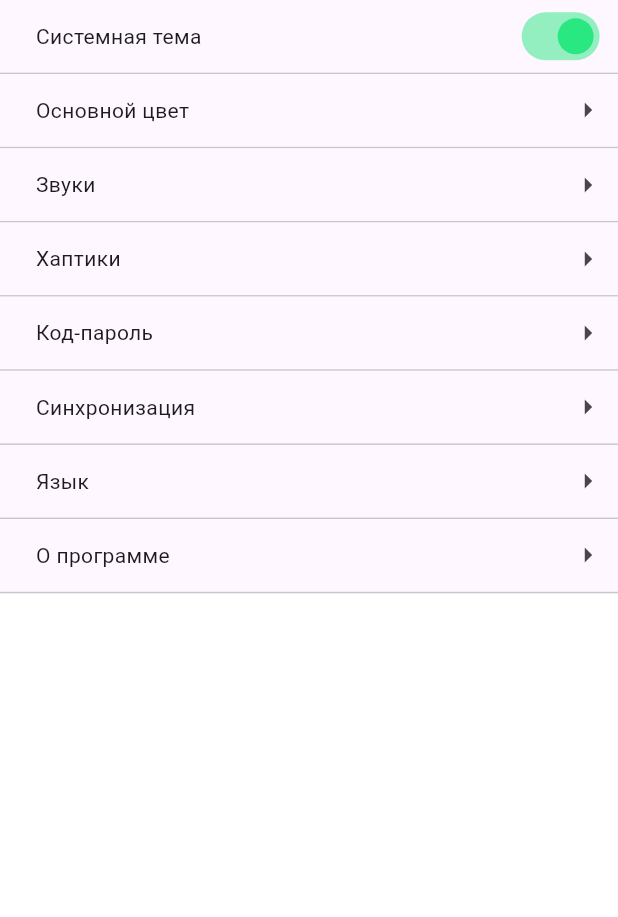
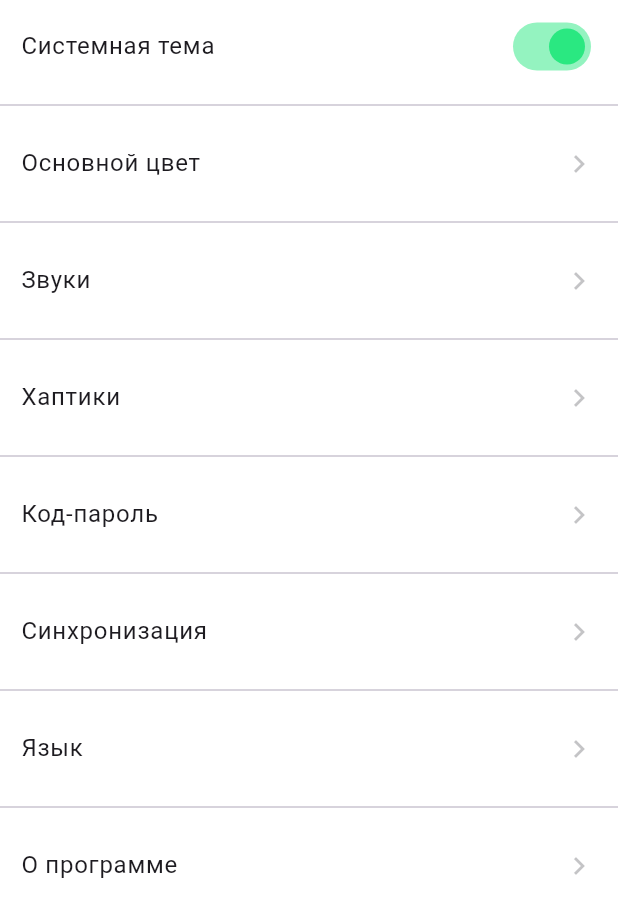
Before and after one commit to idenMsc/Yandex_shmr, a Flutter app: the SettingsScreen screen opened directly, on a phone screen of 412 x 824 dp. Shown: the top 917 px of the screen. Run offline on Flutter 3.47's test engine with Material 3 defaults, Android fonts, the phone set to English and light mode, and no system bars; our stand-ins replace bloc, dartz, dio, drift, equatable, fl_chart and 6 more; missing offline and left inert: worker_manager; accounts and stored records are empty; generated files the repository leaves out were written again; network calls fail.

Commit message:
settings_screen_listView

```diff
--- a/lib/core/utils/constants.dart
+++ b/lib/core/utils/constants.dart
@@ -1,7 +1,7 @@
 import 'package:flutter/material.dart';
 
 const baseUrl = 'https://shmr-finance.ru/api/v1';
-const token = '';
+const token = 'QAv0gBBhHLwYXHZBDt4MR6Kr';
 
 // Цвета
 class AppColors {
--- a/lib/features/settings/settings_screen.dart
+++ b/lib/features/settings/settings_screen.dart
@@ -1,9 +1,8 @@
 import 'package:flutter/material.dart';
 import 'package:flutter_bloc/flutter_bloc.dart';
 import '../../l10n/app_localizations.dart';
+import 'settings_cubit.dart';
 import '../../core/utils/constants.dart';
-import '../../widgets/CustomListItem.dart';
-import 'settings_cubit.dart';
 
 class SettingsScreen extends StatelessWidget {
   const SettingsScreen({super.key});
@@ -11,65 +10,119 @@ class SettingsScreen extends StatelessWidget {
   @override
   Widget build(BuildContext context) {
     final l10n = AppLocalizations.of(context)!;
-    final h = MediaQuery.of(context).size.height;
-    final w = MediaQuery.of(context).size.width;
-    final settings = [
-      'Системная тема',
-      'Основной цвет',
-      'Звуки',
-      'Хаптики',
-      'Код-пароль',
-      'Синхронизация',
-      'Язык',
-      'О программе',
-    ];
+    final theme = Theme.of(context);
     return Scaffold(
-      body: Column(
+      body: ListView(
         children: [
-          Expanded(
-            child: ListView.builder(
-              itemCount: settings.length,
-              itemBuilder: (context, index) {
-                return InkWell(
-                  onTap: () {
-                    // TODO: обработка нажатий для остальных пунктов
-                  },
-                  child: index == 0
-                      ? BlocBuilder<SettingsCubit, SettingsState>(
-                          builder: (context, state) {
-                            return CustomListItem(
-                              height: h * 0.06,
-                              paddingLeft: w * 0.02,
-                              paddingRight: w * 0.02,
-                              title: settings[index],
-                              trailing: Switch(
-                                value: state.useSystemTheme,
-                                activeColor: AppColors.primary,
-                                onChanged: (val) => context
-                                    .read<SettingsCubit>()
-                                    .toggleSystemTheme(),
-                              ),
-                              bgColor: AppColors.surface,
-                              wrapEmoji: true,
-                            );
-                          },
-                        )
-                      : CustomListItem(
-                          height: h * 0.06,
-                          paddingLeft: w * 0.02,
-                          paddingRight: w * 0.02,
-                          title: settings[index],
-                          trailing: const Icon(Icons.arrow_right,
-                              color: AppColors.onSurfaceVariant),
-                          bgColor: AppColors.surface,
-                          wrapEmoji: true,
-                        ),
-                );
-              },
-            ),
+          const _ThemeSwitcher(),
+          const Divider(),
+          const _TintPicker(),
+          const Divider(),
+          ListTile(
+            title: Text('Звуки', style: theme.textTheme.bodyLarge),
+            onTap: () {},
+            trailing: const Icon(Icons.chevron_right, color: Color(0x4d3c3c43)),
+            contentPadding:
+                const EdgeInsets.symmetric(vertical: 3, horizontal: 14),
+          ),
+          const Divider(),
+          const _HapticsSwitcher(),
+          const Divider(),
+          const _PasscodeSettings(),
+          const Divider(),
+          ListTile(
+            title: Text('Синхронизация', style: theme.textTheme.bodyLarge),
+            onTap: () {},
+            trailing: const Icon(Icons.chevron_right, color: Color(0x4d3c3c43)),
+            contentPadding:
+                const EdgeInsets.symmetric(vertical: 3, horizontal: 14),
+          ),
+          const Divider(),
+          const _LanguagePicker(),
+          const Divider(),
+          ListTile(
+            title: Text('О программе', style: theme.textTheme.bodyLarge),
+            onTap: () {},
+            trailing: const Icon(Icons.chevron_right, color: Color(0x4d3c3c43)),
+            contentPadding:
+                const EdgeInsets.symmetric(vertical: 3, horizontal: 14),
           ),
         ],
       ),
     );
   }
 }
+
+class _ThemeSwitcher extends StatelessWidget {
+  const _ThemeSwitcher();
+  @override
+  Widget build(BuildContext context) {
+    return BlocBuilder<SettingsCubit, SettingsState>(
+      builder: (context, state) {
+        return ListTile(
+          title: const Text('Системная тема'),
+          trailing: Switch(
+            value: state.useSystemTheme,
+            activeColor: AppColors.primary,
+            onChanged: (val) =>
+                context.read<SettingsCubit>().toggleSystemTheme(),
+          ),
+          contentPadding:
+              const EdgeInsets.symmetric(vertical: 3, horizontal: 14),
+        );
+      },
+    );
+  }
+}
+
+class _TintPicker extends StatelessWidget {
+  const _TintPicker();
+  @override
+  Widget build(BuildContext context) {
+    return ListTile(
+      title: const Text('Основной цвет'),
+      trailing: const Icon(Icons.chevron_right, color: Color(0x4d3c3c43)),
+      onTap: () {}, // TODO: реализовать выбор цвета
+      contentPadding: const EdgeInsets.symmetric(vertical: 3, horizontal: 14),
+    );
+  }
+}
+
+class _HapticsSwitcher extends StatelessWidget {
+  const _HapticsSwitcher();
+  @override
+  Widget build(BuildContext context) {
+    return ListTile(
+      title: const Text('Хаптики'),
+      trailing: const Icon(Icons.chevron_right, color: Color(0x4d3c3c43)),
+      onTap: () {}, // TODO: реализовать настройку хаптик
+      contentPadding: const EdgeInsets.symmetric(vertical: 3, horizontal: 14),
+    );
+  }
+}
+
+class _PasscodeSettings extends StatelessWidget {
+  const _PasscodeSettings();
+  @override
+  Widget build(BuildContext context) {
+    return ListTile(
+      title: const Text('Код-пароль'),
+      trailing: const Icon(Icons.chevron_right, color: Color(0x4d3c3c43)),
+      onTap: () {}, // TODO: реализовать настройку пароля
+      contentPadding: const EdgeInsets.symmetric(vertical: 3, horizontal: 14),
+    );
+  }
+}
+
+class _LanguagePicker extends StatelessWidget {
+  const _LanguagePicker();
+  @override
+  Widget build(BuildContext context) {
+    return ListTile(
+      title: const Text('Язык'),
+      trailing: const Icon(Icons.chevron_right, color: Color(0x4d3c3c43)),
+      onTap: () {}, // TODO: реализовать выбор языка
+      contentPadding: const EdgeInsets.symmetric(vertical: 3, horizontal: 14),
+    );
+  }
+}
```
